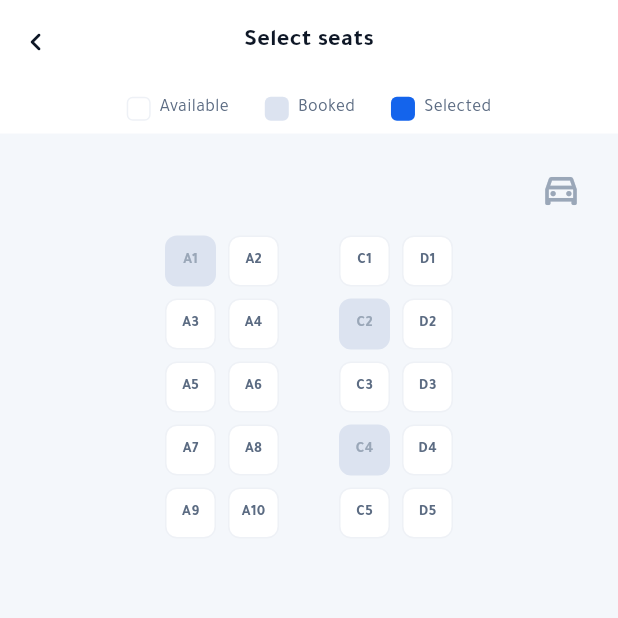
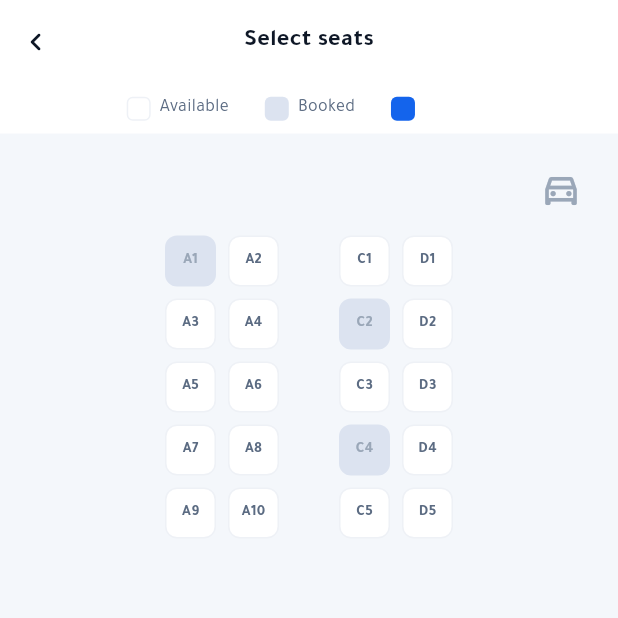
Before and after one commit to elmohamadyhd/mobile-app-user-Rego-Bus, a Flutter app: the SeatSelectionScreen screen opened by its route, on a phone screen of 412 x 824 dp, the top half of it. Run offline on Flutter 3.47's test engine with Material 3 defaults, Android fonts, the phone set to English and light mode, and no system bars; our stand-ins replace dio, flutter_dotenv, flutter_riverpod, flutter_secure_storage, flutter_svg, freezed_annotation and 1 more; accounts and stored records are empty; generated files the repository leaves out were written again.

Commit message:
fix(booking): apply textColor in _LegendItem so Selected label renders white

```diff
--- a/lib/features/booking/presentation/seat_selection_screen.dart
+++ b/lib/features/booking/presentation/seat_selection_screen.dart
@@ -126,7 +126,7 @@ class _LegendItem extends StatelessWidget {
         const SizedBox(width: 6),
         Text(
           label,
-          style: AppTypography.caption.copyWith(color: AppColors.textSecondary),
+          style: AppTypography.caption.copyWith(color: textColor ?? AppColors.textSecondary),
         ),
       ],
     );
```
